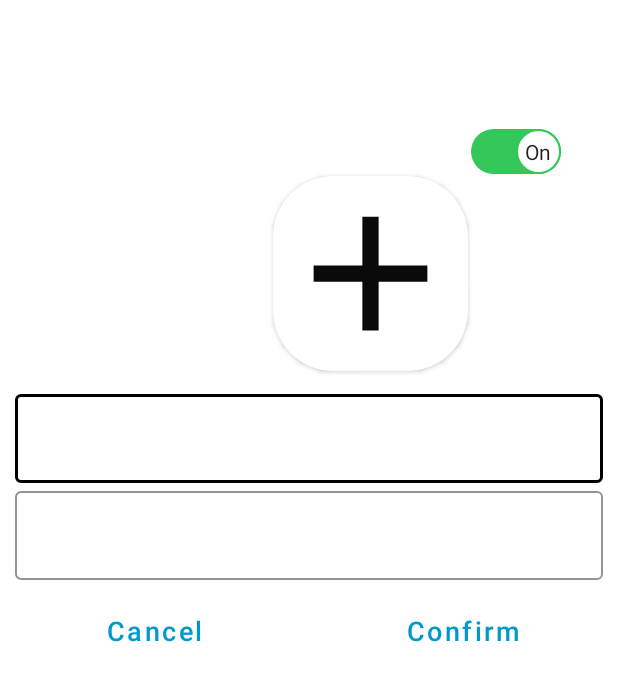
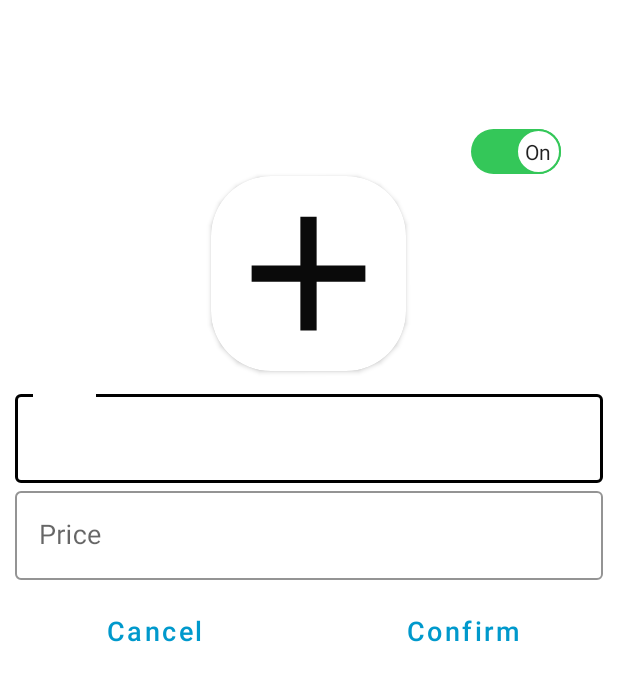
Before and after one commit to KhairulEidlan/NgopiCafe, an Android app: the layout dialog_admin_menu.xml on its own in the app's theme, with its tools: preview values and no code run, on a phone screen of 412 x 824 dp. Shown: the top 681 px of the screen. Run offline under Robolectric (Android 15) with nearby library versions, the phone set to English and light mode, and no system bars.

Commit message:
Update Admin Menu

```diff
--- a/app/src/main/res/layout/dialog_admin_menu.xml
+++ b/app/src/main/res/layout/dialog_admin_menu.xml
@@ -10,7 +10,7 @@
         android:layout_width="130dp"
         android:layout_height="130dp"
         android:layout_below="@+id/activebtn"
-        android:layout_alignParentEnd="true"
+        android:layout_centerInParent="true"
         android:layout_marginTop="1dp"
         android:layout_marginEnd="100dp"
         android:elevation="15dp"
@@ -64,7 +64,8 @@
                 android:layout_height="wrap_content"
                 android:inputType="textCapSentences"
                 android:textColor="@color/black"
-                android:textSize="18sp" />
+                android:textSize="18sp"
+                android:hint="Name"/>
         </com.google.android.material.textfield.TextInputLayout>
 
         <com.google.android.material.textfield.TextInputLayout
@@ -83,7 +84,8 @@
                 android:layout_height="wrap_content"
                 android:inputType="number"
                 android:textColor="@color/black"
-                android:textSize="18sp" />
+                android:textSize="18sp"
+                android:hint="Price"/>
         </com.google.android.material.textfield.TextInputLayout>
 
     </LinearLayout>
```
